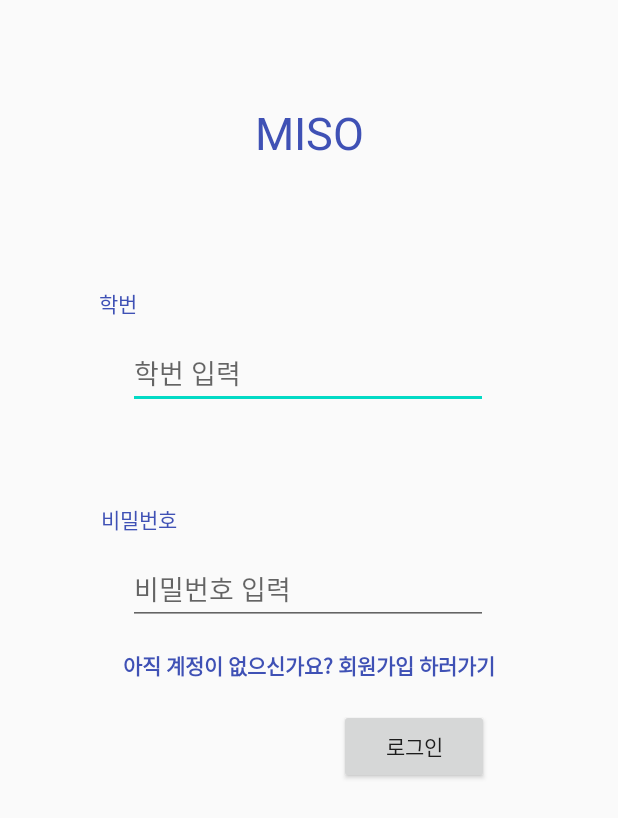
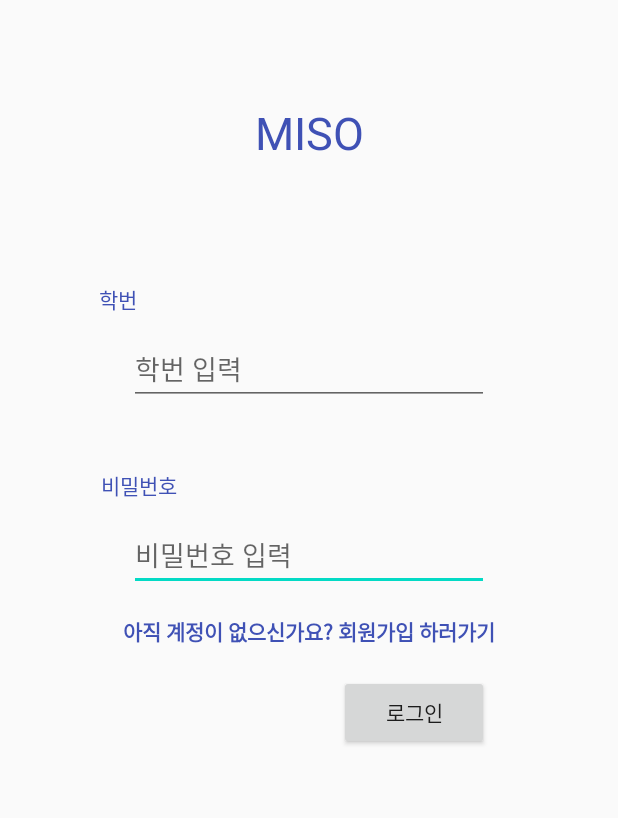
Before and after one commit to kkangjee/miso_capstone_design_project, an Android app: the screen it shows after launch (MainActivity), on a phone screen of 412 x 824 dp. Shown: the top 818 px of the screen. Run offline under Robolectric (Android 15) with nearby library versions, the phone set to English and light mode, and no system bars; our stand-ins replace Firebase (no records; nobody signed in at launch, a user with empty details on screens opened directly).

Commit message:
minor design, issue fixed

```diff
--- a/app/src/main/java/smu/miso/model/ChatModel.kt
+++ b/app/src/main/java/smu/miso/model/ChatModel.kt
@@ -3,10 +3,8 @@ package smu.miso.model
 //default Chat Model
 //전체 학과 학생 매칭을 통한 채팅에 필요한 정보
 open class ChatModel {
-    private var roomId : String? = null
+    private var roomId: String? = null
     private var users: ArrayList<String>? = null
     private var userCount: Int? = null
     private var messages: ArrayList<String>? = null
-
-
 }
--- a/app/src/main/java/smu/miso/signup/SignUpActivity.kt
+++ b/app/src/main/java/smu/miso/signup/SignUpActivity.kt
@@ -9,7 +9,6 @@ import android.widget.ArrayAdapter
 import android.widget.Toast
 import androidx.appcompat.app.AppCompatActivity
 import kotlinx.android.synthetic.main.activity_sign_up.*
-import kotlinx.android.synthetic.main.custom_tag_dialog.*
 import smu.miso.R
 
 
--- a/app/src/main/java/smu/miso/signup/SignUpEmailActivity.kt
+++ b/app/src/main/java/smu/miso/signup/SignUpEmailActivity.kt
@@ -43,7 +43,7 @@ class SignUpEmailActivity : AppCompatActivity() {
         }
     }
 
-    fun createEmailID(email: String, password: String) {
+    private fun createEmailID(email: String, password: String) {
         FirebaseAuth.getInstance()
             .createUserWithEmailAndPassword(email, password)
             .addOnCompleteListener { task ->
@@ -61,7 +61,7 @@ class SignUpEmailActivity : AppCompatActivity() {
     }
 
     //로그인 세션 관리, SignUp이 정상적으로 완료되면,
-    fun moveNextPage() {
+    private fun moveNextPage() {
         //파이어베이스 인증 인스턴스 초기화 후 현재 파이어베이스에 등록되어 있고, 로그인된 사용자라면 이메일 인증 액티비티로 전환
         val currentUser = auth.currentUser
         if (currentUser != null) {
--- a/app/src/main/res/layout/activity_main.xml
+++ b/app/src/main/res/layout/activity_main.xml
@@ -46,19 +46,6 @@
         android:orientation="horizontal"
         app:layout_constraintGuide_end="60dp" />
 
-    <EditText
-        android:id="@+id/inputEmail"
-        android:layout_width="240dp"
-        android:layout_height="44dp"
-        android:layout_marginTop="120dp"
-        android:ems="10"
-        android:hint="학번 입력"
-        android:inputType="textPersonName"
-        app:layout_constraintEnd_toStartOf="@+id/guideline5"
-        app:layout_constraintHorizontal_bias="0.492"
-        app:layout_constraintStart_toStartOf="@+id/guideline4"
-        app:layout_constraintTop_toBottomOf="@+id/textView" />
-
     <Button
         android:id="@+id/bt_login"
         android:layout_width="100dp"
@@ -88,28 +75,26 @@
         android:id="@+id/textEmail"
         android:layout_width="wrap_content"
         android:layout_height="wrap_content"
-        android:layout_marginStart="8dp"
+        android:layout_marginTop="80dp"
         android:layout_marginEnd="244dp"
-        android:layout_marginBottom="16dp"
         android:text="학번"
         android:textColor="#3F51B5"
-        app:layout_constraintBottom_toTopOf="@+id/inputEmail"
         app:layout_constraintEnd_toStartOf="@+id/guideline5"
-        app:layout_constraintHorizontal_bias="0.235"
-        app:layout_constraintStart_toStartOf="@+id/guideline4" />
+        app:layout_constraintHorizontal_bias="0.38"
+        app:layout_constraintStart_toStartOf="@+id/guideline4"
+        app:layout_constraintTop_toBottomOf="@+id/textView" />
 
     <EditText
         android:id="@+id/inputPassword"
         android:layout_width="240dp"
         android:layout_height="44dp"
-        android:layout_marginTop="100dp"
+        android:layout_marginTop="80dp"
         android:ems="10"
         android:hint="비밀번호 입력"
         android:inputType="textPassword"
         app:layout_constraintEnd_toStartOf="@+id/guideline5"
-        app:layout_constraintHorizontal_bias="0.492"
         app:layout_constraintStart_toStartOf="@+id/guideline4"
-        app:layout_constraintTop_toBottomOf="@+id/inputEmail" />
+        app:layout_constraintTop_toBottomOf="@+id/inputStudentID" />
 
     <TextView
         android:id="@+id/bt_gotoSignUp"
@@ -123,4 +108,17 @@
         app:layout_constraintStart_toStartOf="@+id/guideline4"
         app:layout_constraintTop_toBottomOf="@+id/inputPassword" />
 
+    <EditText
+        android:id="@+id/inputStudentID"
+        android:layout_width="240dp"
+        android:layout_height="44dp"
+        android:layout_marginTop="16dp"
+        android:ems="10"
+        android:hint="학번 입력"
+        android:inputType="number"
+        android:maxLength="9"
+        app:layout_constraintEnd_toStartOf="@+id/guideline5"
+        app:layout_constraintStart_toStartOf="@+id/guideline4"
+        app:layout_constraintTop_toBottomOf="@+id/textEmail" />
+
 </androidx.constraintlayout.widget.ConstraintLayout>
```
Also changed, not shown: app/src/main/java/smu/miso/HomeActivity.kt (+17 -0 lines), app/src/main/java/smu/miso/MainActivity.kt (+8 -14 lines), app/src/main/java/smu/miso/signup/VerifyEmailActivity.kt (+3 -12 lines), app/src/main/java/smu/miso/signup/verifiedEmail.kt (added, +16 -0 lines), app/src/main/res/layout/activity_sign_up.xml (+5 -2 lines), app/src/main/res/layout/activity_sign_up_email.xml (+5 -2 lines), app/src/main/res/layout/activity_verify_email.xml (+6 -2 lines), app/src/main/res/layout/custom_tag_dialog.xml (deleted, +0 -110 lines).
